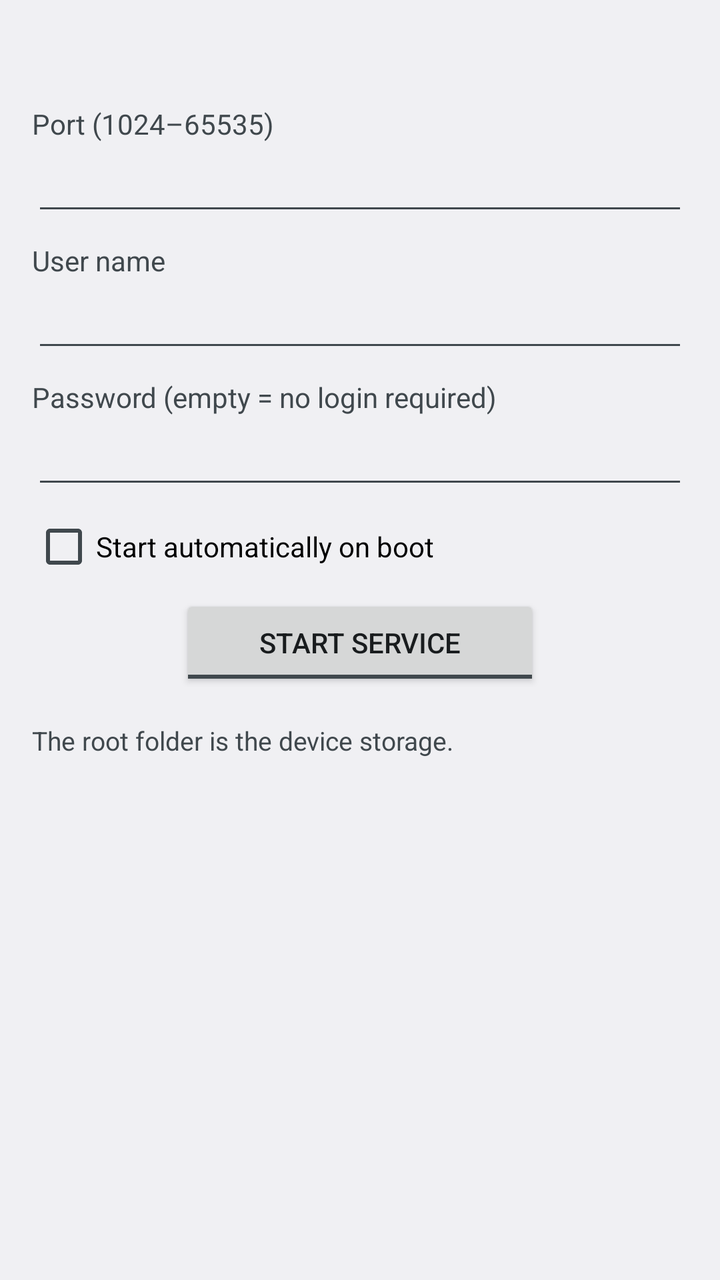
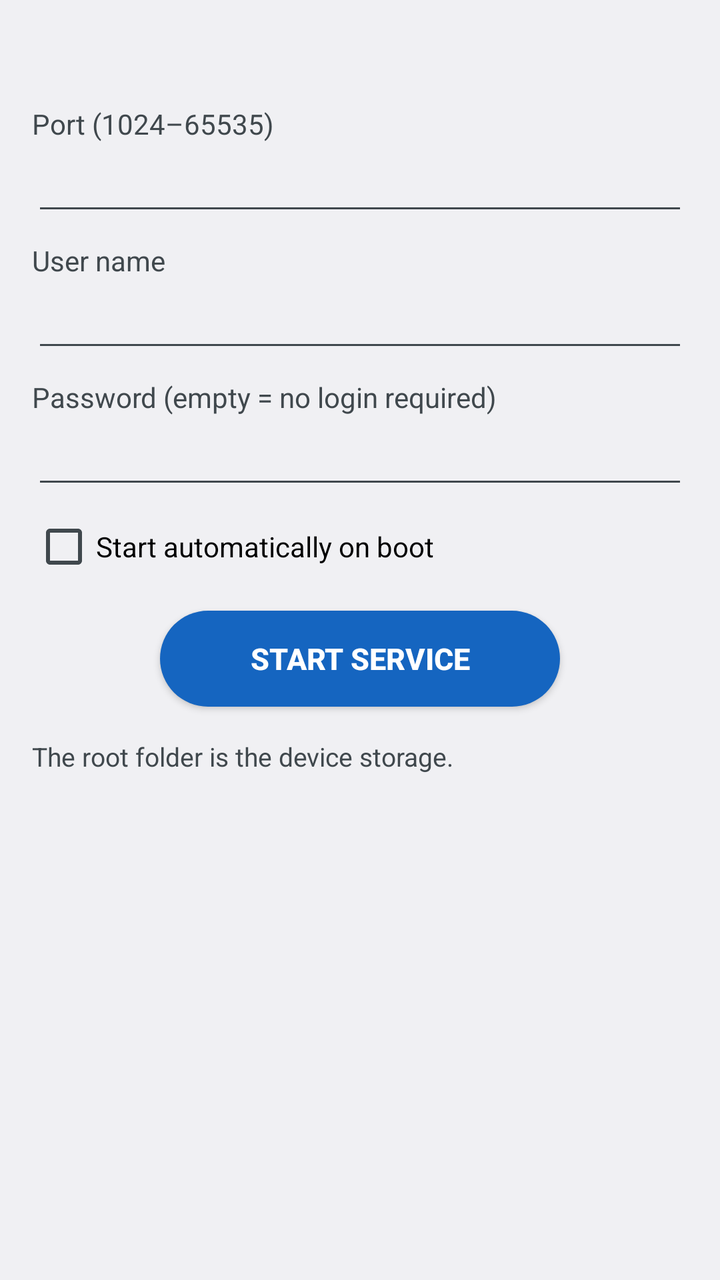

Two renders of the same Android screen: before a commit and after it. Below are the layout's source before the change and the commit's diff.
<!-- AndroidManifest.xml: application theme AppTheme -->
<!-- res/layout/activity_main.xml -->
<?xml version="1.0" encoding="utf-8"?>
<ScrollView xmlns:android="http://schemas.android.com/apk/res/android"
    android:layout_width="match_parent"
    android:layout_height="match_parent">

    <LinearLayout
        android:layout_width="match_parent"
        android:layout_height="wrap_content"
        android:orientation="vertical"
        android:padding="16dp">

        <TextView
            android:id="@+id/tv_status"
            android:layout_width="match_parent"
            android:layout_height="wrap_content"
            android:paddingBottom="12dp"
            android:paddingLeft="4dp"
            android:paddingTop="4dp"
            android:textIsSelectable="true"
            android:textSize="15sp" />

        <TextView
            android:layout_width="wrap_content"
            android:layout_height="wrap_content"
            android:text="@string/port"
            android:textColor="?android:attr/textColorSecondary" />

        <EditText
            android:id="@+id/et_port"
            android:layout_width="match_parent"
            android:layout_height="wrap_content"
            android:inputType="number"
            android:maxLength="5" />

        <TextView
            android:layout_width="wrap_content"
            android:layout_height="wrap_content"
            android:layout_marginTop="8dp"
            android:text="@string/user"
            android:textColor="?android:attr/textColorSecondary" />

        <EditText
            android:id="@+id/et_user"
            android:layout_width="match_parent"
            android:layout_height="wrap_content"
            android:inputType="textNoSuggestions"
            android:maxLines="1" />

        <TextView
            android:layout_width="wrap_content"
            android:layout_height="wrap_content"
            android:layout_marginTop="8dp"
            android:text="@string/pass"
            android:textColor="?android:attr/textColorSecondary" />

        <EditText
            android:id="@+id/et_pass"
            android:layout_width="match_parent"
            android:layout_height="wrap_content"
            android:inputType="textNoSuggestions"
            android:maxLines="1" />

        <CheckBox
            android:id="@+id/cb_autostart"
            android:layout_width="match_parent"
            android:layout_height="wrap_content"
            android:layout_marginTop="8dp"
            android:text="@string/autostart" />

        <ToggleButton
            android:id="@+id/btn_toggle"
            android:layout_width="wrap_content"
            android:minWidth="180dp"
            android:layout_height="wrap_content"
            android:layout_gravity="center_horizontal"
            android:layout_marginTop="8dp"
            android:textOff="@string/start_service"
            android:textOn="@string/stop_service" />

        <TextView
            android:layout_width="match_parent"
            android:layout_height="wrap_content"
            android:layout_marginTop="16dp"
            android:text="@string/hint"
            android:textColor="?android:attr/textColorSecondary"
            android:textSize="13sp" />

        <TextView
            android:id="@+id/tv_version"
            android:layout_width="match_parent"
            android:layout_height="wrap_content"
            android:layout_marginTop="8dp"
            android:textColor="?android:attr/textColorSecondary"
            android:textSize="13sp" />
    </LinearLayout>
</ScrollView>
<!-- resources referenced by this layout -->
<resources>
  <string name="autostart">Start automatically on boot</string>
  <string name="hint">The root folder is the device storage.</string>
  <string name="pass">Password (empty = no login required)</string>
  <string name="port">Port (1024–65535)</string>
  <string name="start_service">START SERVICE</string>
  <string name="stop_service">STOP SERVICE</string>
  <string name="user">User name</string>
  <style name="AppTheme" parent="android:Theme.DeviceDefault.Light" />
</resources>

<!-- the commit's change to res/layout/activity_main.xml (unified diff, before → after) -->
@@ -70,12 +70,19 @@
         <ToggleButton
             android:id="@+id/btn_toggle"
             android:layout_width="wrap_content"
-            android:minWidth="180dp"
             android:layout_height="wrap_content"
             android:layout_gravity="center_horizontal"
-            android:layout_marginTop="8dp"
+            android:layout_marginTop="16dp"
+            android:background="@drawable/btn_toggle"
+            android:minHeight="48dp"
+            android:minWidth="200dp"
+            android:paddingLeft="32dp"
+            android:paddingRight="32dp"
+            android:textColor="#FFFFFF"
             android:textOff="@string/start_service"
-            android:textOn="@string/stop_service" />
+            android:textOn="@string/stop_service"
+            android:textSize="15sp"
+            android:textStyle="bold" />
 
         <TextView
             android:layout_width="match_parent"
<!-- resource entries referenced after the edit -->
@@ -1,5 +1,10 @@
 <!-- resources referenced by this layout -->
 <resources>
+  <!-- drawable btn_toggle (drawable) -->
+  <?xml version="1.0" encoding="utf-8"?>
+  <selector xmlns:android="http://schemas.android.com/apk/res/android">
+      <item android:drawable="@drawable/btn_state" />
+  </selector>
   <string name="autostart">Start automatically on boot</string>
   <string name="hint">The root folder is the device storage.</string>
   <string name="pass">Password (empty = no login required)</string>
@@ -8,5 +13,25 @@
   <string name="stop_service">STOP SERVICE</string>
   <string name="user">User name</string>
   <style name="AppTheme" parent="android:Theme.DeviceDefault.Light" />
+  <!-- drawable btn_state (drawable) -->
+  <?xml version="1.0" encoding="utf-8"?>
+  <selector xmlns:android="http://schemas.android.com/apk/res/android">
+      <item android:drawable="@drawable/btn_stop" android:state_checked="true" />
+      <item android:drawable="@drawable/btn_start" />
+  </selector>
+  <!-- drawable btn_stop (drawable) -->
+  <?xml version="1.0" encoding="utf-8"?>
+  <shape xmlns:android="http://schemas.android.com/apk/res/android" android:shape="rectangle">
+      <solid android:color="@color/btn_stop" />
+      <corners android:radius="100dp" />
+  </shape>
+  <!-- drawable btn_start (drawable) -->
+  <?xml version="1.0" encoding="utf-8"?>
+  <shape xmlns:android="http://schemas.android.com/apk/res/android" android:shape="rectangle">
+      <solid android:color="@color/btn_start" />
+      <corners android:radius="100dp" />
+  </shape>
+  <color name="btn_stop">#C62828</color>
+  <color name="btn_start">#1565C0</color>
 </resources>
 
